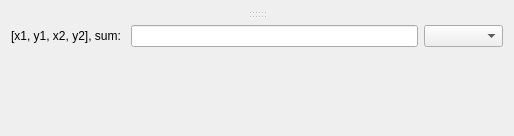
syncope/lavue, file lavuelib/ui/ImageWidget.ui: the form before one commit.
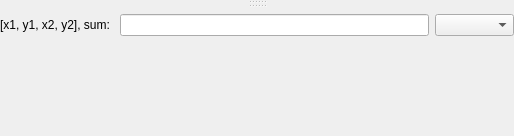
The form after the commit.

Commit message: remove margins

The edit to the form file:
```diff
--- a/lavuelib/ui/ImageWidget.ui
+++ b/lavuelib/ui/ImageWidget.ui
@@ -14,6 +14,9 @@
    <string>Form</string>
   </property>
   <layout class="QGridLayout" name="gridLayout_4">
+   <property name="margin">
+    <number>0</number>
+   </property>
    <item row="0" column="0">
     <widget class="QSplitter" name="toolSplitter">
      <property name="orientation">
```
The commit also changes 3 other files.
